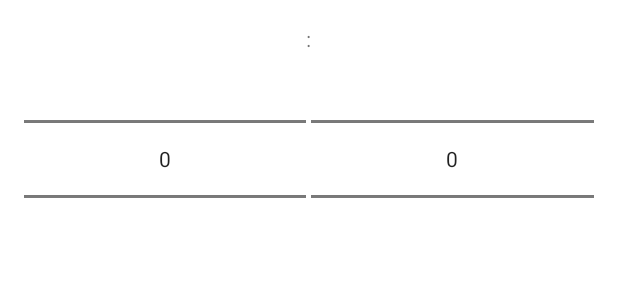
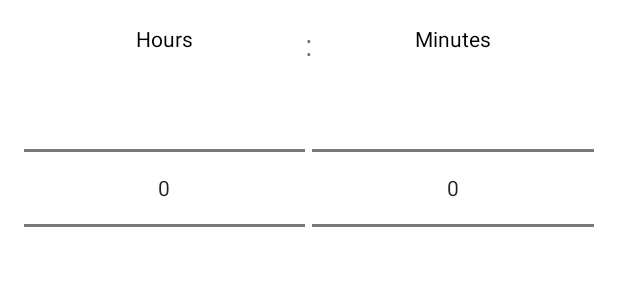
Before and after one commit to yarinmanoah/DogBlog, an Android app: the layout dialog_duration_picker.xml on its own in the app's theme, with its tools: preview values and no code run, on a phone screen of 412 x 824 dp. Shown: the top 300 px of the screen. Run offline under Robolectric (Android 15) with nearby library versions, the phone set to English and light mode, and no system bars.

Commit message:
fix duration

```diff
--- a/app/build.gradle.kts
+++ b/app/build.gradle.kts
@@ -38,7 +38,7 @@ dependencies {
         implementation ("androidx.appcompat:appcompat:1.7.0-alpha03")  // AppCompat library for backward compatibility
         implementation ("com.google.android.material:material:1.11.0")  // Material Design library
         implementation ("androidx.constraintlayout:constraintlayout:2.1.4")  // ConstraintLayout library
-        implementation ("com.google.android.gms:play-services-auth:20.7.0")
+        //implementation ("com.google.android.gms:play-services-auth:21.0.0")
 
 
 // Firebase Dependencies
@@ -48,7 +48,7 @@ dependencies {
         androidTestImplementation ("androidx.test.espresso:espresso-core:3.5.1")  // Espresso UI testing framework
 
 // Firebase
-        implementation ("com.google.firebase:firebase-bom:32.7.3")  // Firebase BoM for managing dependencies
+        implementation ("com.google.firebase:firebase-bom:32.7.4")  // Firebase BoM for managing dependencies
         implementation ("com.google.firebase:firebase-analytics-ktx:21.5.1")  // Firebase Analytics library
         implementation ("com.google.firebase:firebase-database:20.3.1")  // Firebase Realtime Database library
         implementation ("com.google.firebase:firebase-core:21.1.1")  // Firebase Core library
--- a/app/src/main/java/com/example/dogblog/view/activity/PetProfileActivity.java
+++ b/app/src/main/java/com/example/dogblog/view/activity/PetProfileActivity.java
@@ -906,7 +906,7 @@ public class PetProfileActivity extends AppCompatActivity {
                         imageUrl = task.getResult().toString();
                         isImageUploaded = true;
                     });
-                    setImageUploadingView(false);
+                    setImageUploadingView(true);
                     Toast.makeText(PetProfileActivity.this, "Image Uploaded", Toast.LENGTH_SHORT).show();
                 }).addOnFailureListener(e -> {
                     setImageUploadingView(false);
--- a/app/src/main/res/layout/activity_main.xml
+++ b/app/src/main/res/layout/activity_main.xml
@@ -25,7 +25,7 @@
         android:layout_width="match_parent"
         android:layout_height="0dp"
         android:layout_weight="8"
-        android:background="#F1F4F5"/>
+        />
 
 
     </androidx.appcompat.widget.LinearLayoutCompat>
@@ -36,7 +36,6 @@
         android:layout_height="wrap_content"
         android:paddingTop="5dp"
         android:layout_alignParentBottom="true"
-        android:background="@color/white"
         app:menu="@menu/bottom_nav_menu"
         android:elevation="20dp"
         />
--- a/app/src/main/res/layout/dialog_duration_picker.xml
+++ b/app/src/main/res/layout/dialog_duration_picker.xml
@@ -9,24 +9,55 @@
         android:orientation="horizontal"
         android:padding="16dp">
 
-        <NumberPicker
-            android:id="@+id/dialog_duration_picker_NP_hours"
+        <LinearLayout
             android:layout_width="0dp"
             android:layout_height="wrap_content"
-            android:layout_weight="1" />
+            android:layout_weight="1"
+            android:orientation="vertical">
+
+            <com.google.android.material.textview.MaterialTextView
+                android:layout_width="match_parent"
+                android:layout_height="wrap_content"
+                android:text="Hours"
+                android:gravity="center"
+                android:textColor="@color/black" />
+
+            <NumberPicker
+                android:id="@+id/dialog_duration_picker_NP_hours"
+                android:layout_width="match_parent"
+                android:layout_height="wrap_content"
+                android:textColor="@color/black" />
+
+        </LinearLayout>
 
         <com.google.android.material.textview.MaterialTextView
             android:layout_width="wrap_content"
             android:layout_height="wrap_content"
-            android:text=":" />
+            android:text=":"
+            android:textSize="20sp"/>
 
-        <NumberPicker
-            android:id="@+id/dialog_duration_picker_NP_minutes"
+
+        <LinearLayout
             android:layout_width="0dp"
             android:layout_height="wrap_content"
-            android:layout_weight="1" />
+            android:layout_weight="1"
+            android:orientation="vertical">
+
+            <com.google.android.material.textview.MaterialTextView
+                android:layout_width="match_parent"
+                android:layout_height="wrap_content"
+                android:text="Minutes"
+                android:gravity="center"
+                android:textColor="@color/black" />
+
+            <NumberPicker
+                android:id="@+id/dialog_duration_picker_NP_minutes"
+                android:layout_width="match_parent"
+                android:layout_height="wrap_content"
+                android:textColor="@color/black" />
+
+        </LinearLayout>
 
     </androidx.appcompat.widget.LinearLayoutCompat>
 
-
 </androidx.constraintlayout.widget.ConstraintLayout>
--- a/app/src/main/res/layout/fragment_meal_log.xml
+++ b/app/src/main/res/layout/fragment_meal_log.xml
@@ -15,7 +15,7 @@
         android:layout_marginTop="30dp"
         android:textStyle="bold"
         android:textAlignment="center"
-        android:textColor="@color/black"/>
+        android:textColor="@color/white"/>
 
     <androidx.recyclerview.widget.RecyclerView
         android:id="@+id/meals_log_LST_meals"
--- a/app/src/main/res/layout/fragment_top.xml
+++ b/app/src/main/res/layout/fragment_top.xml
@@ -46,7 +46,7 @@
         android:layout_width="wrap_content"
         android:layout_height="wrap_content"
         android:layout_centerHorizontal="true"
-        android:layout_marginTop="20dp"
+        android:layout_marginTop="10dp"
         android:textSize="30sp"
         android:text="@string/title_user_greeting_prefix"
         android:gravity="center"
--- a/app/src/main/res/layout/fragment_walk_log.xml
+++ b/app/src/main/res/layout/fragment_walk_log.xml
@@ -15,7 +15,7 @@
         android:layout_marginTop="30dp"
         android:textStyle="bold"
         android:textAlignment="center"
-        android:textColor="@color/black"/>
+        android:textColor="@color/white"/>
 
     <androidx.recyclerview.widget.RecyclerView
         android:id="@+id/walks_log_LST_walks"
--- a/app/src/main/res/layout/item_lst_pet.xml
+++ b/app/src/main/res/layout/item_lst_pet.xml
@@ -71,7 +71,7 @@
                         android:layout_marginStart="10dp"
                         android:text="2 years old"
                         android:textColor="@color/colorRecycleItemSecondaryText"
-                        android:textSize="16sp" />
+                        android:textSize="12sp" />
 
                 </androidx.appcompat.widget.LinearLayoutCompat>
 
--- a/build.gradle.kts
+++ b/build.gradle.kts
@@ -1,3 +1,9 @@
+buildscript {
+    dependencies {
+        classpath("com.google.gms:google-services:4.4.1")
+    }
+}
+
 // Top-level build file where you can add configuration options common to all sub-projects/modules.
 plugins {
     id("com.android.application") version "8.2.2" apply false
```
Also changed, not shown: app/src/main/java/com/example/dogblog/utils/Constants.java (+13 -1 lines), app/src/main/java/com/example/dogblog/view/activity/UserProfileActivity.java (+8 -5 lines), app/src/main/java/com/example/dogblog/view/fragment/AddWalkFragment.java (+13 -0 lines), app/src/main/res/layout/item_current_pet.xml (+5 -5 lines).
